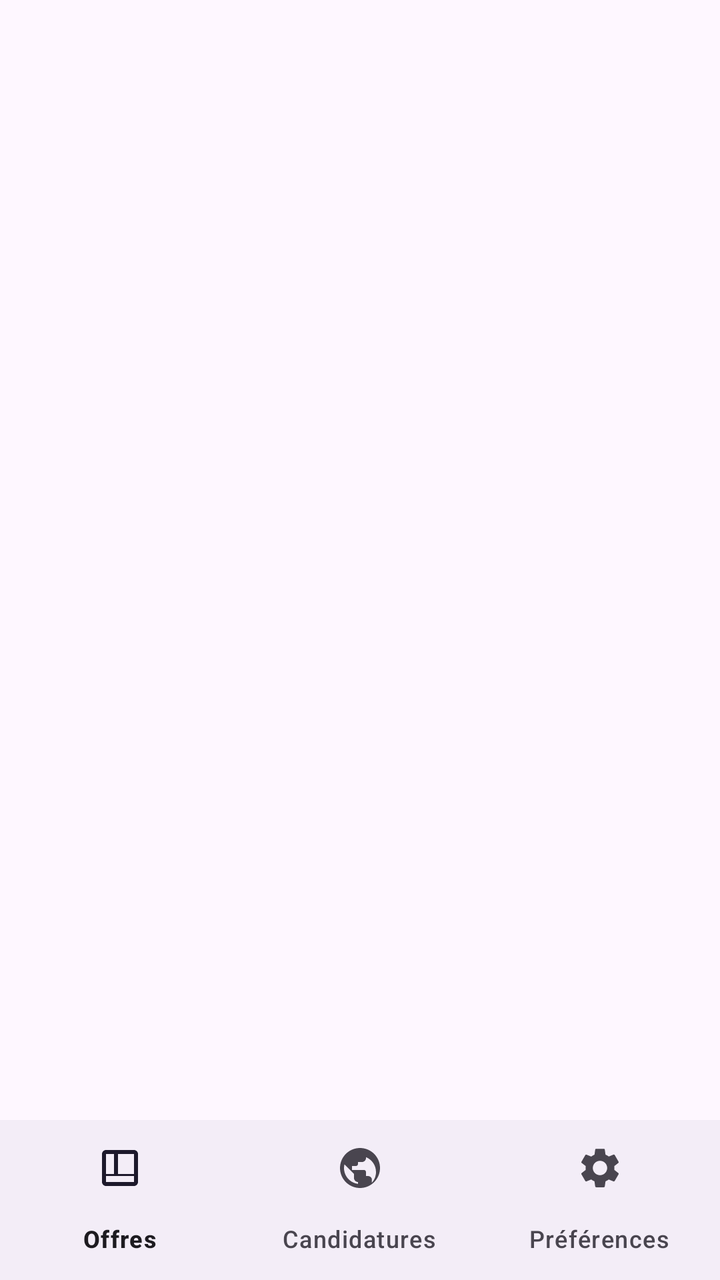
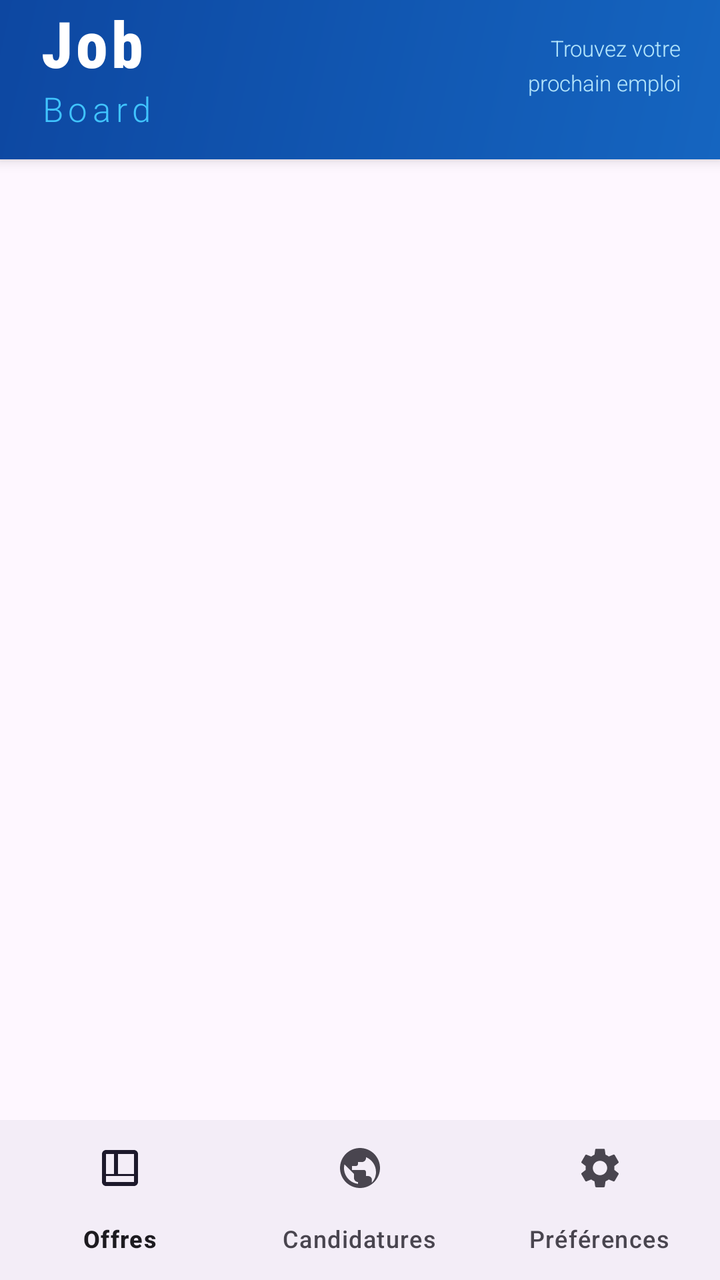

Before-and-after screenshots of an Android layout around one commit, followed by the original layout XML and the change that was made.
<!-- AndroidManifest.xml: application theme Theme.JobBoard -->
<!-- res/layout/activity_main.xml -->
<?xml version="1.0" encoding="utf-8"?>
<LinearLayout xmlns:android="http://schemas.android.com/apk/res/android"
    xmlns:app="http://schemas.android.com/apk/res-auto"
    xmlns:tools="http://schemas.android.com/tools"
    android:id="@+id/main"
    android:layout_width="match_parent"
    android:layout_height="match_parent"
    android:orientation="vertical"
    tools:context=".MainActivity">

    <FrameLayout
        android:id="@+id/fragment_container"
        android:layout_width="match_parent"
        android:layout_height="0dp"
        android:layout_weight="1" />

    <com.google.android.material.bottomnavigation.BottomNavigationView
        android:id="@+id/bottom_navigation"
        android:layout_width="match_parent"
        android:layout_height="wrap_content"
        app:menu="@menu/bottom_nav_menu" />

</LinearLayout>
<!-- resources referenced by this layout -->
<resources>
  <style name="Theme.JobBoard" parent="Base.Theme.JobBoard" />
  <style name="Base.Theme.JobBoard" parent="Theme.Material3.DayNight.NoActionBar">
          
          
      </style>
</resources>

<!-- the commit's change to res/layout/activity_main.xml (unified diff, before → after) -->
@@ -8,12 +8,74 @@
     android:orientation="vertical"
     tools:context=".MainActivity">
 
+    
+    
+    
+    <LinearLayout
+        android:id="@+id/app_header"
+        android:layout_width="match_parent"
+        android:layout_height="wrap_content"
+        android:orientation="horizontal"
+        android:gravity="center_vertical"
+        android:paddingStart="20dp"
+        android:paddingEnd="20dp"
+        android:paddingBottom="14dp"
+        android:background="@drawable/header_gradient"
+        android:elevation="4dp">
+
+        
+        <LinearLayout
+            android:layout_width="0dp"
+            android:layout_height="wrap_content"
+            android:layout_weight="1"
+            android:orientation="vertical">
+
+            
+            <TextView
+                android:layout_width="wrap_content"
+                android:layout_height="wrap_content"
+                android:text="Job"
+                android:textSize="32sp"
+                android:textStyle="bold"
+                android:textColor="@color/white"
+                android:letterSpacing="0.05"
+                android:lineSpacingMultiplier="0.9"
+                android:fontFamily="sans-serif-condensed-medium" />
+
+            
+            <TextView
+                android:layout_width="wrap_content"
+                android:layout_height="wrap_content"
+                android:text="Board"
+                android:textSize="17sp"
+                android:textStyle="normal"
+                android:textColor="@color/jb_accent"
+                android:letterSpacing="0.15"
+                android:fontFamily="sans-serif-light" />
+
+        </LinearLayout>
+
+        
+        <TextView
+            android:layout_width="wrap_content"
+            android:layout_height="wrap_content"
+            android:text="Trouvez votre\nprochain emploi"
+            android:textSize="11sp"
+            android:textColor="#B3E5FC"
+            android:gravity="end"
+            android:lineSpacingMultiplier="1.3"
+            android:fontFamily="sans-serif-light" />
+
+    </LinearLayout>
+
+    
     <FrameLayout
         android:id="@+id/fragment_container"
         android:layout_width="match_parent"
         android:layout_height="0dp"
         android:layout_weight="1" />
 
+    
     <com.google.android.material.bottomnavigation.BottomNavigationView
         android:id="@+id/bottom_navigation"
         android:layout_width="match_parent"
<!-- resource entries referenced after the edit -->
@@ -1,6 +1,20 @@
 <!-- resources referenced by this layout -->
 <resources>
+  <color name="jb_accent">#40C4FF</color>
+  <color name="white">#FFFFFFFF</color>
+  <!-- drawable header_gradient (drawable) -->
+  <?xml version="1.0" encoding="utf-8"?>
+  <shape xmlns:android="http://schemas.android.com/apk/res/android"
+      android:shape="rectangle">
+      <gradient
+          android:startColor="@color/jb_header_gradient_start"
+          android:endColor="@color/jb_header_gradient_end"
+          android:angle="135"
+          android:type="linear" />
+  </shape>
   <style name="Theme.JobBoard" parent="Base.Theme.JobBoard" />
+  <color name="jb_header_gradient_start">#1565C0</color>
+  <color name="jb_header_gradient_end">#0D47A1</color>
   <style name="Base.Theme.JobBoard" parent="Theme.Material3.DayNight.NoActionBar">
           
           
